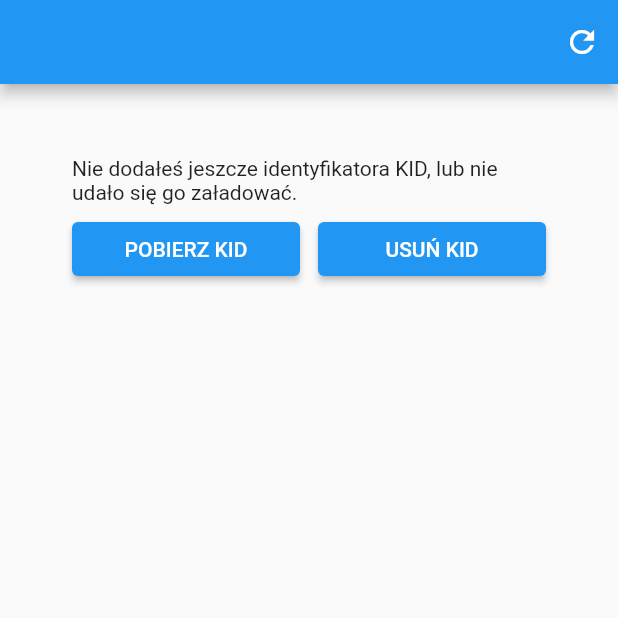
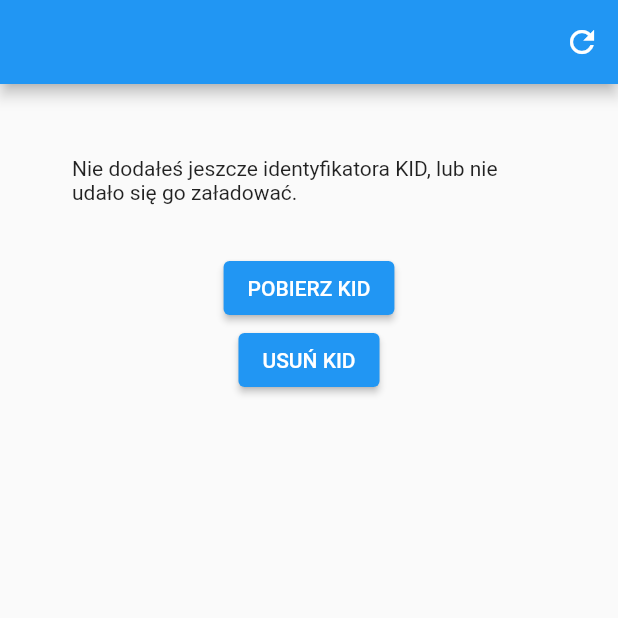
Before and after one commit to inout-money-group/DemoKID, a Flutter app: the screen it shows after launch, on a phone screen of 412 x 824 dp, the top half of it. Run offline on Flutter 3.47's test engine with Material 2 defaults, Android fonts, the phone set to English and light mode, and no system bars; our stand-ins replace flutter_bloc, flutter_secure_storage, flutter_svg, freezed_annotation, share_plus; missing offline and left inert: encrypt, receive_sharing_intent; statements that could not run were skipped.

Commit message:
modified button placement

```diff
--- a/lib/features/home/home_page.dart
+++ b/lib/features/home/home_page.dart
@@ -6,7 +6,9 @@ import 'package:kid_demo/core/widgets/barcode_widget.dart';
 import 'package:kid_demo/features/home/cubit/home_cubit.dart';
 import 'package:kid_demo/features/receive_kid/cubit/receive_kid_cubit.dart';
 import 'package:kid_demo/features/receive_kid/receive_kid_page.dart';
+import 'package:share_plus/share_plus.dart';
 
+import '../../core/widgets/copy_field.dart';
 import 'cubit/view_kid_cubit.dart';
 
 class HomePage extends StatelessWidget {
@@ -49,50 +51,53 @@ class HomePage extends StatelessWidget {
             child: SizedBox(
               width: double.maxFinite,
               child: Column(
+                crossAxisAlignment: CrossAxisAlignment.center,
                 children: [
                   BlocBuilder<ViewKidCubit, ViewKidState>(
                     builder: (context, state) {
                       return state.when(
-                        initial: () => const Text(
+                        initial: () => const Padding(
+                          padding: EdgeInsets.only(bottom: 32),
+                          child: Text(
                             'Ładowanie identyfikatora KID...',
+                          ),
                         ),
                         loaded: (kid) {
                           if (kid == null) {
-                            return const Text(
+                            return const Padding(
+                              padding: EdgeInsets.only(bottom: 32),
+                              child: Text(
                                 'Nie dodałeś jeszcze identyfikatora KID, lub nie udało się go załadować.',
+                              ),
                             );
                           }
 
-                          return BarcodeWidget(kid: kid);
+                          return Column(children: [
+                            BarcodeWidget(kid: kid),
+                            const SizedBox(height: 32),
+                            ElevatedButton(
+                              onPressed: () => _shareKid(context),
+                              child: const Text('UDOSTĘPNIJ KID'),
+                            ),
+                          ]);
                         },
                       );
                     },
                   ),
-                  const SizedBox(height: 6),
-                  Row(
-                    mainAxisSize: MainAxisSize.max,
-                    mainAxisAlignment: MainAxisAlignment.spaceEvenly,
-                    children: [
-                      Expanded(
-                        child: ElevatedButton(
+                  ElevatedButton(
                     onPressed: () async {
                       await context.read<HomeCubit>().generateKid();
                       viewKidCubit.refresh();
                     },
                     child: const Text('POBIERZ KID'),
                   ),
-                      ),
                   const SizedBox(width: 12),
-                      Expanded(
-                        child: ElevatedButton(
+                  ElevatedButton(
                     onPressed: () async {
                       await context.read<HomeCubit>().deleteKid();
                       viewKidCubit.refresh();
                     },
                     child: const Text('USUŃ KID'),
-                        ),
-                      )
-                    ],
                   ),
                 ],
               ),
@@ -102,4 +107,50 @@ class HomePage extends StatelessWidget {
       ),
     );
   }
+
+  Future<void> _shareKid(BuildContext context) async {
+    final kidShare = await context.read<HomeCubit>().getEncryptedKid();
+    if (kidShare == null) {
+      ScaffoldMessenger.of(context).showSnackBar(
+        const SnackBar(
+          content: Text(
+            'Nie udało się udostępnić identyfikatora KID. Upewnij się, że wygenerowałeś identyfikator.',
+          ),
+        ),
+      );
+
+      return;
     }
+
+    await showGeneralDialog(
+      context: context,
+      pageBuilder: (context, _, __) => AlertDialog(
+        title: const Text('Udostępnienie identyfikatora KID'),
+        content: Column(
+          mainAxisSize: MainAxisSize.min,
+          children: [
+            const Text(
+              'Aby uzyskać dostęp do e-paragonów skojarzonych z Twoim identyfikatorem KID w innej aplikacji:\n1. Skopiuj do schowka poniższe hasło.\n2. Kliknij na przycisk UDOSTĘPNIJ.\n3. Wybierz aplikację, której chcesz udostępnić zaszyfrowany plik z identyfikatorem KID.\n4. Po uruchomieniu się wybranej aplikacji wklej skopiowane hasło.\n\nHasło:\n',
+            ),
+            CopyField(textToCopy: kidShare.encryptionKey),
+          ],
+        ),
+        actions: [
+          TextButton(
+            onPressed: () => Navigator.pop(context),
+            child: const Text('ANULUJ'),
+          ),
+          TextButton(
+            onPressed: () async {
+              final fileToShare = XFile(kidShare.encryptedFile.path);
+              await Share.shareXFiles([fileToShare]);
+              Navigator.pop(context);
+              kidShare.encryptedFile.delete();
+            },
+            child: const Text('UDOSTĘPNIJ'),
+          ),
+        ],
+      ),
+    );
+  }
+}
```
Also changed, not shown: lib/core/widgets/barcode_widget.dart (+0 -51 lines), 2 other files. Lines whose indentation alone changed are shown as unchanged.
